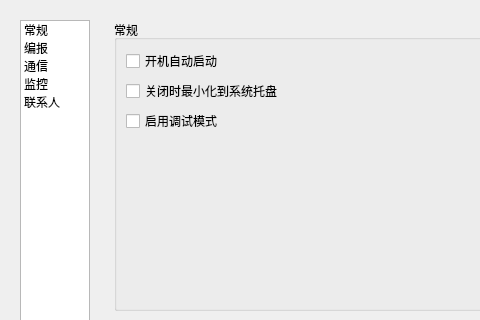
Before: the Qt Designer form tafor/components/ui/setting.ui in up1and/tafor, drawn with Qt 5; both pictures show x 0 to 480 and y 0 to 320 of the 620 by 456 pixel window.
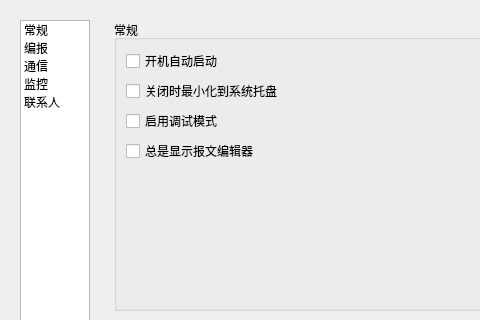
After: the same form once the commit is applied.

Commit message: 设置新增总是显示报文编辑器

```diff
--- a/tafor/components/ui/setting.ui
+++ b/tafor/components/ui/setting.ui
@@ -100,6 +100,13 @@
               </property>
              </widget>
             </item>
+            <item row="5" column="0">
+             <widget class="QCheckBox" name="alwaysShowEditor">
+              <property name="text">
+               <string>总是显示报文编辑器</string>
+              </property>
+             </widget>
+            </item>
            </layout>
           </widget>
          </item>
```
Left out of the diff: 2 changed lines with no effect on the pictures. The commit also changes 1 other file.
